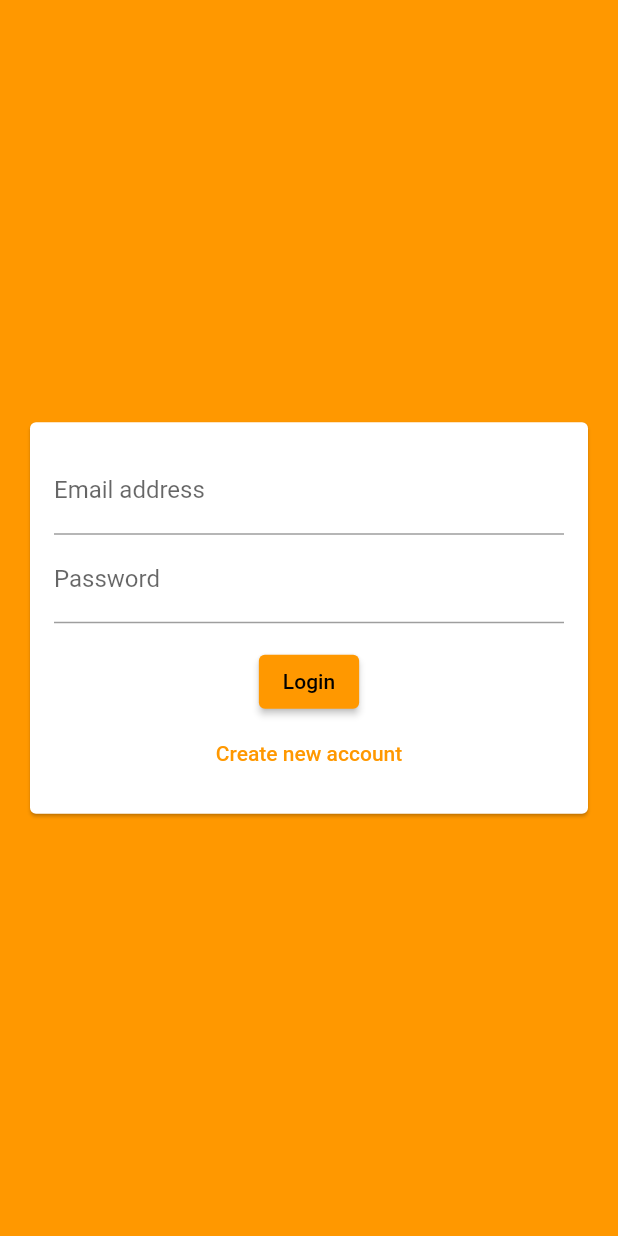
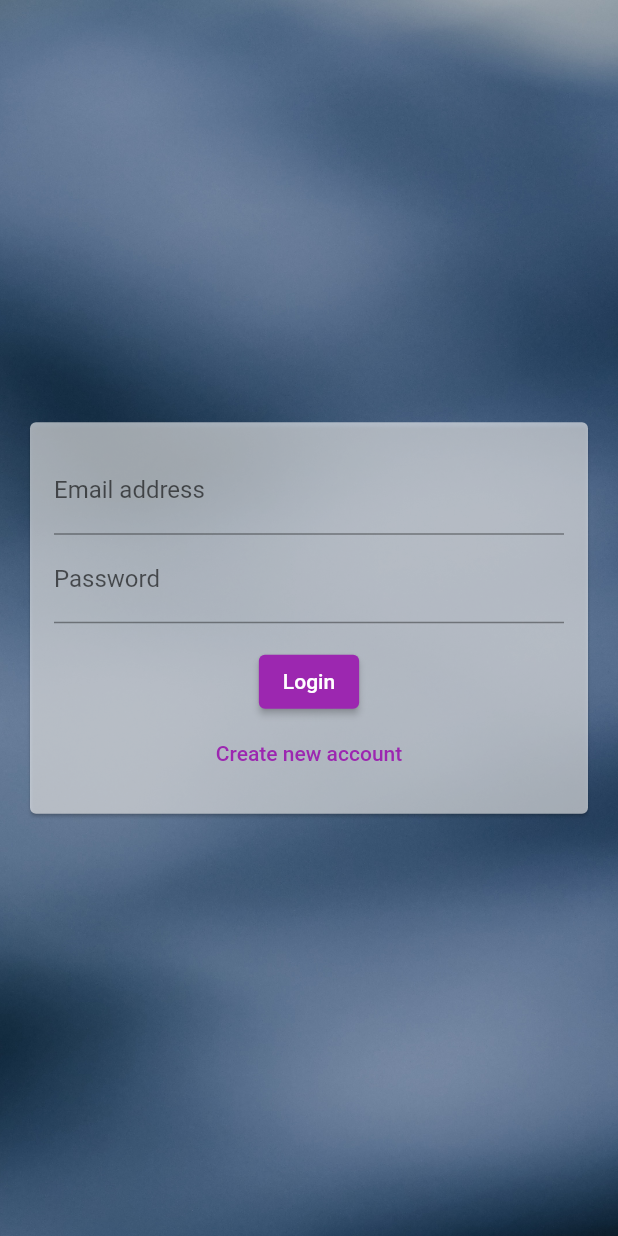
Before and after one commit to anshul19912/chat_app, a Flutter app: the screen it shows after launch, on a phone screen of 412 x 824 dp. Run offline on Flutter 3.47's test engine with Material 2 defaults, Android fonts, the phone set to English and light mode, and no system bars; our stand-ins replace cloud_firestore, firebase_auth, firebase_core, firebase_storage, image_picker; accounts and stored records are empty.

Commit message:
final commit

```diff
--- a/lib/main.dart
+++ b/lib/main.dart
@@ -2,6 +2,7 @@ import 'package:chat_app/screens/auth_screen.dart';
 import 'package:chat_app/screens/chat_screen.dart';
 import 'package:chat_app/screens/splash_screen.dart';
 import 'package:firebase_auth/firebase_auth.dart';
+import 'package:firebase_core/firebase_core.dart';
 import 'package:flutter/material.dart';
 
 void main() => runApp(MyApp());
@@ -11,10 +12,13 @@ class MyApp extends StatelessWidget {
 
   @override
   Widget build(BuildContext context) {
+    final Future<FirebaseApp> _initialization = Firebase.initializeApp();
+    return FutureBuilder(
+        future: _initialization,
+        builder: (context, appSnapshot) {
           return MaterialApp(
             theme: ThemeData(
-          primarySwatch: Colors.orange,
-          backgroundColor: Colors.orange,
+                primarySwatch: Colors.purple,
                 accentColor: Colors.blue,
                 accentColorBrightness: Brightness.dark,
                 buttonTheme: ButtonTheme.of(context).copyWith(
@@ -22,9 +26,12 @@ class MyApp extends StatelessWidget {
                     textTheme: ButtonTextTheme.primary,
                     shape: RoundedRectangleBorder(
                         borderRadius: BorderRadius.circular(20)))),
-      home: StreamBuilder(
+            home: appSnapshot.connectionState != ConnectionState.done
+                ? SplashScreen()
+                : StreamBuilder(
                     builder: (ctx, userSnapshot) {
-          if (userSnapshot.connectionState == ConnectionState.waiting) {
+                      if (userSnapshot.connectionState ==
+                          ConnectionState.waiting) {
                         return SplashScreen();
                       }
                       if (userSnapshot.hasData) {
@@ -33,8 +40,9 @@ class MyApp extends StatelessWidget {
                       ;
                       return AuthScreen();
                     },
-        stream: FirebaseAuth.instance.onAuthStateChanged,
+                    stream: FirebaseAuth.instance.authStateChanges(),
                   ),
           );
+        });
   }
 }
--- a/lib/screens/auth_screen.dart
+++ b/lib/screens/auth_screen.dart
@@ -19,8 +19,8 @@ class _AuthScreenState extends State<AuthScreen> {
   var isLoading = false;
 
   void _submitAuthForm(String email, String password, String username,
-      File image, bool isLogin, BuildContext ctx) async {
-    AuthResult authResult;
+      File? image, bool isLogin, BuildContext ctx) async {
+    UserCredential authResult;
 
     try {
       setState(() {
@@ -38,15 +38,15 @@ class _AuthScreenState extends State<AuthScreen> {
       final ref = FirebaseStorage.instance
           .ref()
           .child('user_image')
-          .child(authResult.user.uid + '.jpg');
-      await ref.putFile(image).onComplete;
+          .child(authResult.user!.uid + '.jpg');
+      await ref.putFile(image!);
       final url = await ref.getDownloadURL();
 
       //to store username and email in users collection
-      await Firestore.instance
+      await FirebaseFirestore.instance
           .collection('users')
-          .document(authResult.user.uid)
-          .setData({'username': username, 'email': email, 'image_url': url});
+          .doc(authResult.user!.uid)
+          .set({'username': username, 'email': email, 'image_url': url});
     } on PlatformException catch (e) {
       var message = 'An error occured, please check your credentials';
 
@@ -65,11 +65,18 @@ class _AuthScreenState extends State<AuthScreen> {
 
   @override
   Widget build(BuildContext context) {
-    return Scaffold(
-      backgroundColor: Colors.orange,
-      body: AuthForm(
-        submitFn: _submitAuthForm,
-        isLoading: isLoading,
+    return Container(
+      decoration: BoxDecoration(
+    image: DecorationImage(
+      image: AssetImage("assets/images/image1.jpg"),
+      fit: BoxFit.cover,
+    ),),
+      child: Scaffold(
+        backgroundColor: Colors.transparent,
+        body: AuthForm(
+          submitFn: _submitAuthForm,
+          isLoading: isLoading,
+        ),
       ),
     );
   }
--- a/lib/screens/chat_screen.dart
+++ b/lib/screens/chat_screen.dart
@@ -20,7 +20,10 @@ class ChatScreen extends StatelessWidget {
                     child: Container(
                       child: Row(
                         children: [
-                          Icon(Icons.exit_to_app),
+                          Icon(
+                            Icons.exit_to_app,
+                            color: Colors.black,
+                          ),
                           SizedBox(
                             width: 8,
                           ),
--- a/lib/widgets/auth/auth_form.dart
+++ b/lib/widgets/auth/auth_form.dart
@@ -5,7 +5,7 @@ import 'package:flutter/material.dart';
 
 class AuthForm extends StatefulWidget {
   final void Function(String email, String password, String username,
-      File image, bool isLogin, BuildContext ctx) submitFn;
+      File? image, bool isLogin, BuildContext ctx) submitFn;
   bool isLoading;
 
   AuthForm({required this.submitFn, required this.isLoading});
@@ -20,7 +20,7 @@ class _AuthFormState extends State<AuthForm>
   TextEditingController _emailController = TextEditingController();
   TextEditingController _passwordController = TextEditingController();
   TextEditingController _usernameController = TextEditingController();
-  late File _userImageFile;
+  File? _userImageFile;
 
   void _pickedImage(File image) {
     _userImageFile = image;
@@ -51,6 +51,7 @@ class _AuthFormState extends State<AuthForm>
   Widget build(BuildContext context) {
     return Center(
       child: Card(
+        color: Colors.white60,
         margin: EdgeInsets.all(20),
         child: SingleChildScrollView(
             child: Padding(
@@ -70,7 +71,6 @@ class _AuthFormState extends State<AuthForm>
                   decoration: InputDecoration(labelText: 'Email address'),
                   autocorrect: false,
                   textCapitalization: TextCapitalization.none,
-
                   validator: (value) {
                     if (value!.isEmpty || !value.contains('@')) {
                       return 'Invalid email!';
@@ -88,8 +88,7 @@ class _AuthFormState extends State<AuthForm>
                     },
                     decoration: InputDecoration(labelText: 'Username'),
                     autocorrect: true,
-                    textCapitalization:TextCapitalization.words ,
-
+                    textCapitalization: TextCapitalization.words,
                   ),
                 TextFormField(
                   controller: _passwordController,
```
Also changed, not shown: lib/widgets/chat/messages.dart (+11 -18 lines), lib/widgets/chat/new_message.dart (+5 -5 lines), pubspec.yaml (+15 -6 lines), assets/images/icon.png (added), assets/images/image1.jpg (added), pubspec.lock, 39 other files. Lines whose indentation alone changed are shown as unchanged.
